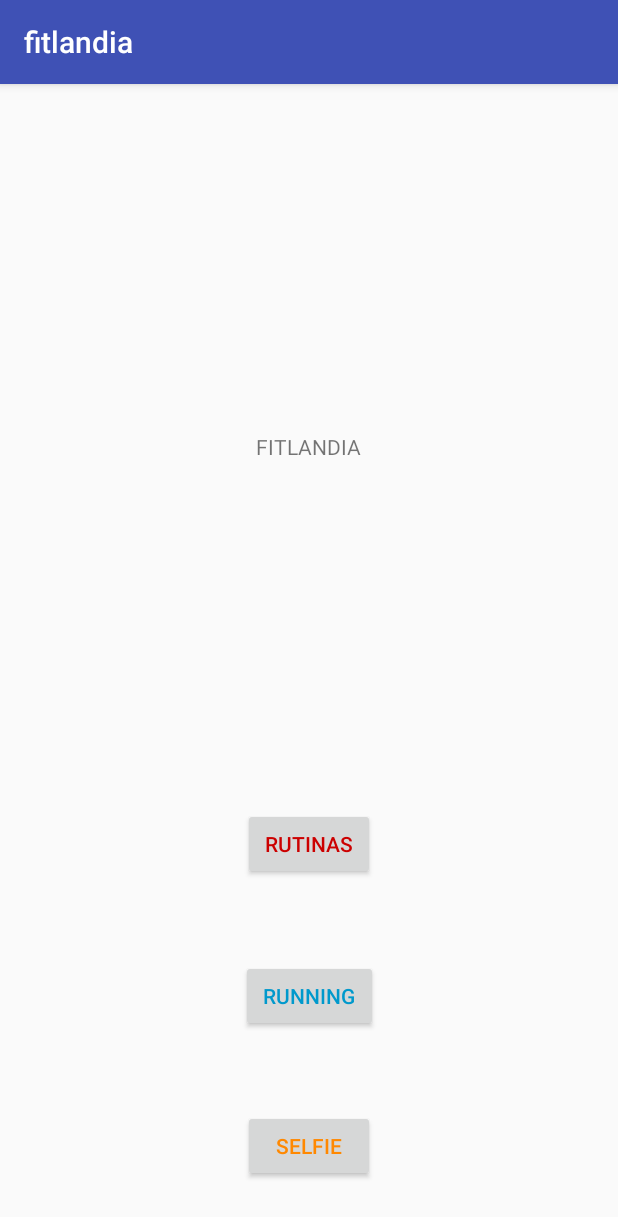
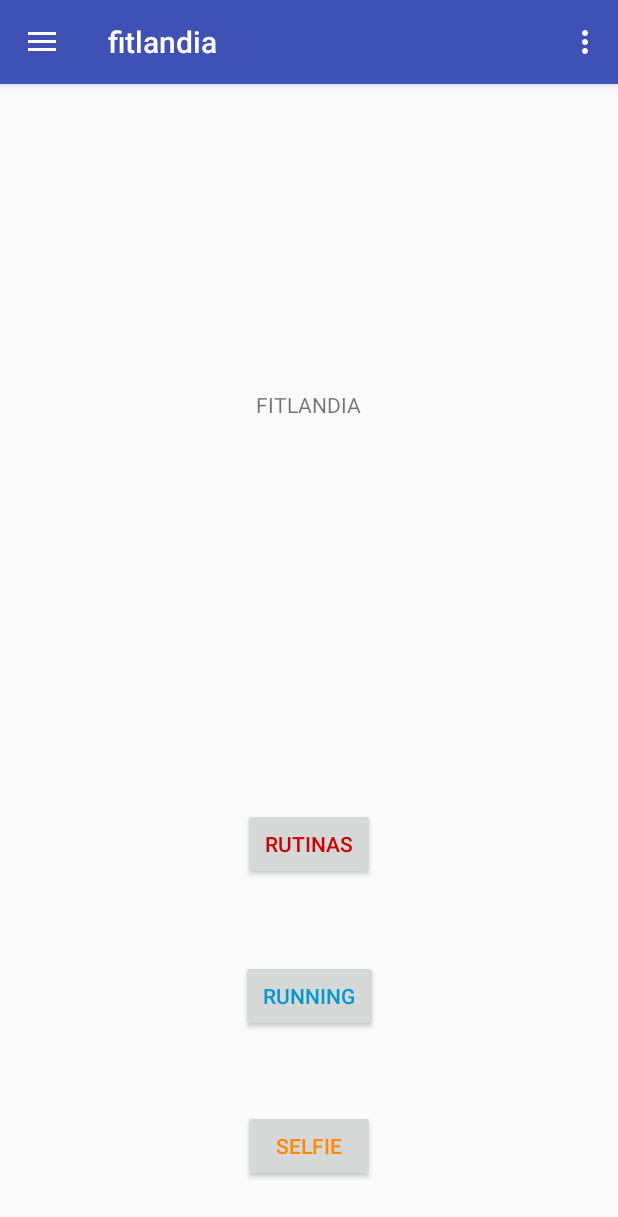
Before and after one commit to UTN-FRBA-Mobile/Fitlandia, an Android app: the screen it shows after launch (MainActivity), on a phone screen of 412 x 824 dp. Shown: the top 1217 px of the screen. Run offline under Robolectric (Android 15) with nearby library versions, the phone set to English and light mode, and no system bars.

Commit message:
"Menu Deslizable Básico"

```diff
--- a/app/src/main/java/ar/com/fitlandia/fitlandia/MainActivity.java
+++ b/app/src/main/java/ar/com/fitlandia/fitlandia/MainActivity.java
@@ -5,8 +5,19 @@ import android.support.v7.app.AppCompatActivity;
 import android.os.Bundle;
 import android.view.View;
 import android.widget.Button;
+import android.support.design.widget.FloatingActionButton;
+import android.support.design.widget.Snackbar;
+import android.view.View;
+import android.support.design.widget.NavigationView;
+import android.support.v4.view.GravityCompat;
+import android.support.v4.widget.DrawerLayout;
+import android.support.v7.app.ActionBarDrawerToggle;
+import android.support.v7.widget.Toolbar;
+import android.view.Menu;
+import android.view.MenuItem;
 
-public class MainActivity extends AppCompatActivity {
+public class MainActivity extends AppCompatActivity
+        implements NavigationView.OnNavigationItemSelectedListener{
     Button Rutinas;
     Button Running;
     Button Selfie;
@@ -14,8 +25,72 @@ public class MainActivity extends AppCompatActivity {
      protected void onCreate(Bundle savedInstanceState) {
          super.onCreate(savedInstanceState);
          setContentView(R.layout.activity_main);
+         Toolbar toolbar = (Toolbar) findViewById(R.id.toolbar);
+         setSupportActionBar(toolbar);
+
+
+
+         DrawerLayout drawer = (DrawerLayout) findViewById(R.id.drawer_layout);
+         ActionBarDrawerToggle toggle = new ActionBarDrawerToggle(
+                 this, drawer, toolbar, R.string.navigation_drawer_open, R.string.navigation_drawer_close);
+         drawer.addDrawerListener(toggle);
+         toggle.syncState();
+
+         NavigationView navigationView = (NavigationView) findViewById(R.id.nav_view);
+         navigationView.setNavigationItemSelectedListener(this);
 
      }
+
+    @Override
+    public void onBackPressed() {
+        DrawerLayout drawer = (DrawerLayout) findViewById(R.id.drawer_layout);
+        if (drawer.isDrawerOpen(GravityCompat.START)) {
+            drawer.closeDrawer(GravityCompat.START);
+        } else {
+            super.onBackPressed();
+        }
+    }
+
+    @Override
+    public boolean onCreateOptionsMenu(Menu menu) {
+        // Inflate the menu; this adds items to the action bar if it is present.
+        getMenuInflater().inflate(R.menu.main, menu);
+        return true;
+    }
+
+    @Override
+    public boolean onOptionsItemSelected(MenuItem item) {
+        // Handle action bar item clicks here. The action bar will
+        // automatically handle clicks on the Home/Up button, so long
+        // as you specify a parent activity in AndroidManifest.xml.
+        int id = item.getItemId();
+
+        //noinspection SimplifiableIfStatement
+        if (id == R.id.action_settings) {
+            return true;
+        }
+
+        return super.onOptionsItemSelected(item);
+    }
+
+    @SuppressWarnings("StatementWithEmptyBody")
+    @Override
+    public boolean onNavigationItemSelected(MenuItem item) {
+        // Handle navigation view item clicks here.
+        int id = item.getItemId();
+
+        if (id == R.id.nav_perfil) {
+            // Handle the camera action
+        } else if (id == R.id.nav_historial) {
+
+        } else if (id == R.id.nav_login) {
+
+        }
+
+        DrawerLayout drawer = (DrawerLayout) findViewById(R.id.drawer_layout);
+        drawer.closeDrawer(GravityCompat.START);
+        return true;
+    }
 
     public void goToRutinas(View v){
         Intent intent = new Intent(this, Rutinas.class);
--- /dev/null
+++ b/app/src/main/res/drawable-v21/ic_menu_camera.xml
@@ -0,0 +1,12 @@
+<vector xmlns:android="http://schemas.android.com/apk/res/android"
+    android:width="24dp"
+    android:height="24dp"
+    android:viewportHeight="24.0"
+    android:viewportWidth="24.0">
+    <path
+        android:fillColor="#FF000000"
+        android:pathData="M12,12m-3.2,0a3.2,3.2 0,1 1,6.4 0a3.2,3.2 0,1 1,-6.4 0" />
+    <path
+        android:fillColor="#FF000000"
+        android:pathData="M9,2L7.17,4H4c-1.1,0 -2,0.9 -2,2v12c0,1.1 0.9,2 2,2h16c1.1,0 2,-0.9 2,-2V6c0,-1.1 -0.9,-2 -2,-2h-3.17L15,2H9zm3,15c-2.76,0 -5,-2.24 -5,-5s2.24,-5 5,-5 5,2.24 5,5 -2.24,5 -5,5z" />
+</vector>
--- /dev/null
+++ b/app/src/main/res/drawable-v21/ic_menu_gallery.xml
@@ -0,0 +1,9 @@
+<vector xmlns:android="http://schemas.android.com/apk/res/android"
+    android:width="24dp"
+    android:height="24dp"
+    android:viewportHeight="24.0"
+    android:viewportWidth="24.0">
+    <path
+        android:fillColor="#FF000000"
+        android:pathData="M22,16V4c0,-1.1 -0.9,-2 -2,-2H8c-1.1,0 -2,0.9 -2,2v12c0,1.1 0.9,2 2,2h12c1.1,0 2,-0.9 2,-2zm-11,-4l2.03,2.71L16,11l4,5H8l3,-4zM2,6v14c0,1.1 0.9,2 2,2h14v-2H4V6H2z" />
+</vector>
--- /dev/null
+++ b/app/src/main/res/drawable-v21/ic_menu_manage.xml
@@ -0,0 +1,9 @@
+<vector xmlns:android="http://schemas.android.com/apk/res/android"
+    android:width="24dp"
+    android:height="24dp"
+    android:viewportHeight="24.0"
+    android:viewportWidth="24.0">
+    <path
+        android:fillColor="#FF000000"
+        android:pathData="M22.7,19l-9.1,-9.1c0.9,-2.3 0.4,-5 -1.5,-6.9 -2,-2 -5,-2.4 -7.4,-1.3L9,6 6,9 1.6,4.7C0.4,7.1 0.9,10.1 2.9,12.1c1.9,1.9 4.6,2.4 6.9,1.5l9.1,9.1c0.4,0.4 1,0.4 1.4,0l2.3,-2.3c0.5,-0.4 0.5,-1.1 0.1,-1.4z" />
+</vector>
--- a/app/src/main/res/layout/activity_main.xml
+++ b/app/src/main/res/layout/activity_main.xml
@@ -1,68 +1,27 @@
 <?xml version="1.0" encoding="utf-8"?>
-<android.support.constraint.ConstraintLayout
+<android.support.v4.widget.DrawerLayout
     xmlns:android="http://schemas.android.com/apk/res/android"
     xmlns:tools="http://schemas.android.com/tools"
     xmlns:app="http://schemas.android.com/apk/res-auto"
+    android:id="@+id/drawer_layout"
     android:layout_width="match_parent"
     android:layout_height="match_parent"
-    tools:context=".MainActivity">
+    android:fitsSystemWindows="true"
+    tools:context=".MainActivity"
+    tools:openDrawer="start">
 
 
-    <Button
-        android:id="@+id/b_rutinas"
+    <include
+        layout="@layout/app_bar_main"
+        android:layout_width="match_parent"
+        android:layout_height="match_parent" />
+
+    <android.support.design.widget.NavigationView
+        android:id="@+id/nav_view"
         android:layout_width="wrap_content"
-        android:layout_height="wrap_content"
-        android:layout_marginBottom="53dp"
-        android:layout_marginEnd="8dp"
-        android:layout_marginStart="8dp"
-        android:onClick="goToRutinas"
-        android:text="Rutinas"
-        android:textColor="@android:color/holo_red_dark"
-        app:layout_constraintBottom_toTopOf="@+id/b_running"
-        app:layout_constraintEnd_toEndOf="parent"
-        app:layout_constraintStart_toStartOf="parent" />
-
-    <Button
-        android:id="@+id/b_running"
-        android:layout_width="91dp"
-        android:layout_height="wrap_content"
-        android:layout_marginBottom="52dp"
-        android:layout_marginEnd="8dp"
-        android:layout_marginStart="8dp"
-        android:onClick="goToRunning"
-        android:text="Running"
-        android:textColor="@android:color/holo_blue_dark"
-        app:layout_constraintBottom_toTopOf="@+id/b_selfie"
-        app:layout_constraintEnd_toEndOf="parent"
-        app:layout_constraintHorizontal_bias="0.501"
-        app:layout_constraintStart_toStartOf="parent"
-        tools:ignore="MissingConstraints" />
-
-    <Button
-        android:id="@+id/b_selfie"
-        android:layout_width="wrap_content"
-        android:layout_height="wrap_content"
-        android:layout_marginBottom="36dp"
-        android:layout_marginEnd="8dp"
-        android:layout_marginStart="8dp"
-        android:onClick="goToSelfie"
-        android:text="Selfie"
-        android:textColor="@android:color/holo_orange_dark"
-        app:layout_constraintBottom_toBottomOf="parent"
-        app:layout_constraintEnd_toEndOf="parent"
-        app:layout_constraintStart_toStartOf="parent" />
-
-    <TextView
-        android:id="@+id/textView"
-        android:layout_width="wrap_content"
-        android:layout_height="wrap_content"
-        android:layout_marginBottom="8dp"
-        android:layout_marginEnd="8dp"
-        android:layout_marginStart="8dp"
-        android:layout_marginTop="8dp"
-        android:text="FITLANDIA"
-        app:layout_constraintBottom_toTopOf="@+id/b_rutinas"
-        app:layout_constraintEnd_toEndOf="parent"
-        app:layout_constraintStart_toStartOf="parent"
-        app:layout_constraintTop_toTopOf="parent" />
-</android.support.constraint.ConstraintLayout>
+        android:layout_height="match_parent"
+        android:layout_gravity="start"
+        android:fitsSystemWindows="true"
+        app:headerLayout="@layout/nav_header_main"
+        app:menu="@menu/activity_main_drawer" />
+</android.support.v4.widget.DrawerLayout>
--- /dev/null
+++ b/app/src/main/res/layout/app_bar_main.xml
@@ -0,0 +1,24 @@
+<?xml version="1.0" encoding="utf-8"?>
+<android.support.design.widget.CoordinatorLayout xmlns:android="http://schemas.android.com/apk/res/android"
+    xmlns:app="http://schemas.android.com/apk/res-auto"
+    xmlns:tools="http://schemas.android.com/tools"
+    android:layout_width="match_parent"
+    android:layout_height="match_parent"
+    tools:context=".MainActivity">
+
+    <android.support.design.widget.AppBarLayout
+        android:layout_width="match_parent"
+        android:layout_height="wrap_content"
+        android:theme="@style/AppTheme.AppBarOverlay">
+
+        <android.support.v7.widget.Toolbar
+            android:id="@+id/toolbar"
+            android:layout_width="match_parent"
+            android:layout_height="?attr/actionBarSize"
+            android:background="?attr/colorPrimary"
+            app:popupTheme="@style/AppTheme.PopupOverlay" />
+
+    </android.support.design.widget.AppBarLayout>
+    <include layout="@layout/content_main" />
+
+</android.support.design.widget.CoordinatorLayout>
--- /dev/null
+++ b/app/src/main/res/layout/content_main.xml
@@ -0,0 +1,69 @@
+<?xml version="1.0" encoding="utf-8"?>
+<android.support.constraint.ConstraintLayout
+    xmlns:android="http://schemas.android.com/apk/res/android"
+    xmlns:tools="http://schemas.android.com/tools"
+    xmlns:app="http://schemas.android.com/apk/res-auto"
+    android:layout_width="match_parent"
+    android:layout_height="match_parent"
+    tools:context=".MainActivity"
+    tools:showIn="@layout/app_bar_main">
+
+
+    <Button
+        android:id="@+id/b_rutinas"
+        android:layout_width="wrap_content"
+        android:layout_height="wrap_content"
+        android:layout_marginBottom="53dp"
+        android:layout_marginEnd="8dp"
+        android:layout_marginStart="8dp"
+        android:onClick="goToRutinas"
+        android:text="Rutinas"
+        android:textColor="@android:color/holo_red_dark"
+        app:layout_constraintBottom_toTopOf="@+id/b_running"
+        app:layout_constraintEnd_toEndOf="parent"
+        app:layout_constraintStart_toStartOf="parent" />
+
+    <Button
+        android:id="@+id/b_running"
+        android:layout_width="91dp"
+        android:layout_height="wrap_content"
+        android:layout_marginBottom="52dp"
+        android:layout_marginEnd="8dp"
+        android:layout_marginStart="8dp"
+        android:onClick="goToRunning"
+        android:text="Running"
+        android:textColor="@android:color/holo_blue_dark"
+        app:layout_constraintBottom_toTopOf="@+id/b_selfie"
+        app:layout_constraintEnd_toEndOf="parent"
+        app:layout_constraintHorizontal_bias="0.501"
+        app:layout_constraintStart_toStartOf="parent"
+        tools:ignore="MissingConstraints" />
+
+    <Button
+        android:id="@+id/b_selfie"
+        android:layout_width="wrap_content"
+        android:layout_height="wrap_content"
+        android:layout_marginBottom="36dp"
+        android:layout_marginEnd="8dp"
+        android:layout_marginStart="8dp"
+        android:onClick="goToSelfie"
+        android:text="Selfie"
+        android:textColor="@android:color/holo_orange_dark"
+        app:layout_constraintBottom_toBottomOf="parent"
+        app:layout_constraintEnd_toEndOf="parent"
+        app:layout_constraintStart_toStartOf="parent" />
+
+    <TextView
+        android:id="@+id/textView"
+        android:layout_width="wrap_content"
+        android:layout_height="wrap_content"
+        android:layout_marginBottom="8dp"
+        android:layout_marginEnd="8dp"
+        android:layout_marginStart="8dp"
+        android:layout_marginTop="8dp"
+        android:text="FITLANDIA"
+        app:layout_constraintBottom_toTopOf="@+id/b_rutinas"
+        app:layout_constraintEnd_toEndOf="parent"
+        app:layout_constraintStart_toStartOf="parent"
+        app:layout_constraintTop_toTopOf="parent" />
+</android.support.constraint.ConstraintLayout>
--- /dev/null
+++ b/app/src/main/res/menu/activity_main_drawer.xml
@@ -0,0 +1,22 @@
+<?xml version="1.0" encoding="utf-8"?>
+<menu xmlns:android="http://schemas.android.com/apk/res/android"
+    xmlns:tools="http://schemas.android.com/tools"
+    tools:showIn="navigation_view">
+
+    <group android:checkableBehavior="single">
+        <item
+            android:id="@+id/nav_login"
+            android:icon="@drawable/ic_menu_manage"
+            android:title="Login" />
+        <item
+            android:id="@+id/nav_perfil"
+            android:icon="@drawable/ic_menu_camera"
+            android:title="Perfil" />
+        <item
+            android:id="@+id/nav_historial"
+            android:icon="@drawable/ic_menu_gallery"
+            android:title="Historial" />
+
+    </group>
+
+</menu>
--- /dev/null
+++ b/app/src/main/res/menu/main.xml
@@ -0,0 +1,9 @@
+<?xml version="1.0" encoding="utf-8"?>
+<menu xmlns:android="http://schemas.android.com/apk/res/android"
+    xmlns:app="http://schemas.android.com/apk/res-auto">
+    <item
+        android:id="@+id/action_settings"
+        android:orderInCategory="100"
+        android:title="@string/action_settings"
+        app:showAsAction="never" />
+</menu>
--- /dev/null
+++ b/app/src/main/res/values/drawables.xml
@@ -0,0 +1,8 @@
+<resources xmlns:android="http://schemas.android.com/apk/res/android">
+    <item name="ic_menu_camera" type="drawable">@android:drawable/ic_menu_camera</item>
+    <item name="ic_menu_gallery" type="drawable">@android:drawable/ic_menu_gallery</item>
+    <item name="ic_menu_slideshow" type="drawable">@android:drawable/ic_menu_slideshow</item>
+    <item name="ic_menu_manage" type="drawable">@android:drawable/ic_menu_manage</item>
+    <item name="ic_menu_share" type="drawable">@android:drawable/ic_menu_share</item>
+    <item name="ic_menu_send" type="drawable">@android:drawable/ic_menu_send</item>
+</resources>
--- a/app/src/main/res/values/strings.xml
+++ b/app/src/main/res/values/strings.xml
@@ -2,4 +2,10 @@
     <string name="app_name">fitlandia</string>
     <string name="rutinas">rutinas</string>
     <string name="title_activity_running">activity_running</string>
+    <string name="navigation_drawer_open">Open navigation drawer</string>
+    <string name="navigation_drawer_close">Close navigation drawer</string>
+    <string name="nav_header_title">Menu</string>
+    <string name="nav_header_subtitle">Fitlandia</string>
+    <string name="nav_header_desc">Navigation header</string>
+    <string name="action_settings">Settings</string>
 </resources>
--- a/app/src/main/res/values/styles.xml
+++ b/app/src/main/res/values/styles.xml
@@ -2,13 +2,16 @@
 
     <!-- Base application theme. -->
     <style name="AppTheme" parent="Theme.AppCompat.Light.DarkActionBar">
+
         <!-- Customize your theme here. -->
         <item name="colorPrimary">@color/colorPrimary</item>
         <item name="colorPrimaryDark">@color/colorPrimaryDark</item>
         <item name="colorAccent">@color/colorAccent</item>
+        <item name="windowActionBar">false</item>
+        <item name="windowNoTitle">true</item>
     </style>
 
-    <style name="AppTheme.NoActionBar">
+    <style name="AppTheme.NoActionBar" parent="Theme.AppCompat.NoActionBar">
         <item name="windowActionBar">false</item>
         <item name="windowNoTitle">true</item>
     </style>
```
Also changed, not shown: app/build.gradle (+7 -12 lines), app/src/main/res/drawable-v21/ic_menu_send.xml (added, +9 -0 lines), app/src/main/res/drawable-v21/ic_menu_share.xml (added, +9 -0 lines), app/src/main/res/drawable-v21/ic_menu_slideshow.xml (added, +9 -0 lines), app/src/main/res/drawable/side_nav_bar.xml (added, +9 -0 lines), app/src/main/res/layout/nav_header_main.xml (added, +36 -0 lines), app/src/main/res/values-v21/styles.xml (added, +8 -0 lines), app/src/main/res/mipmap-mdpi/perfil.png (added).
